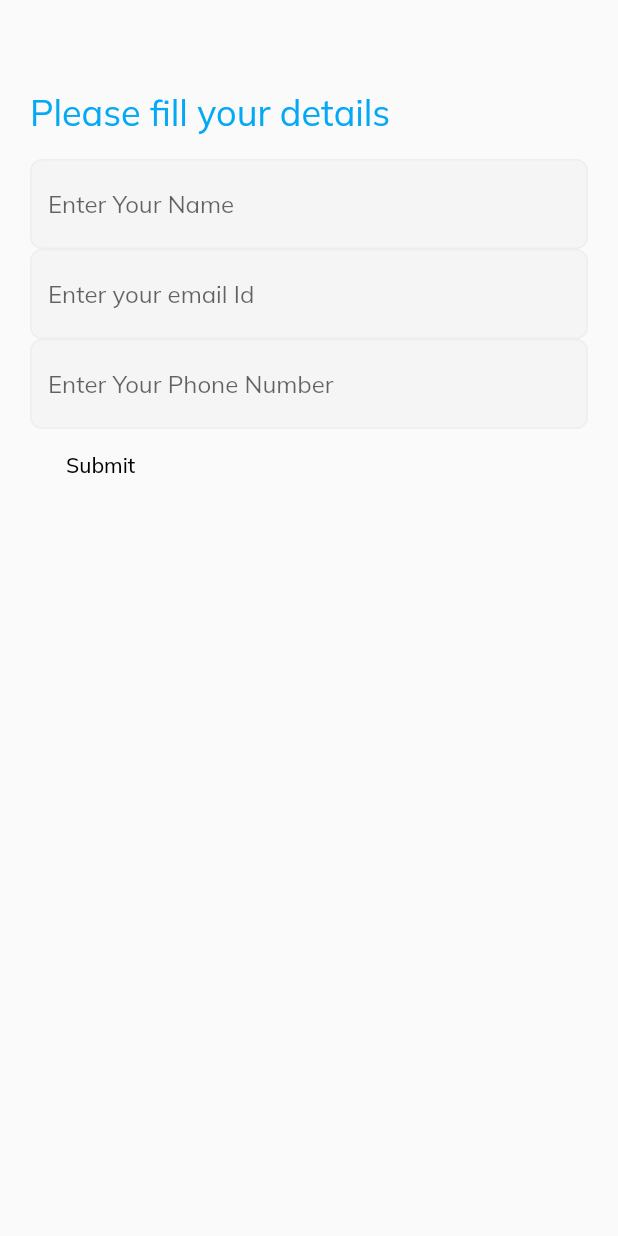
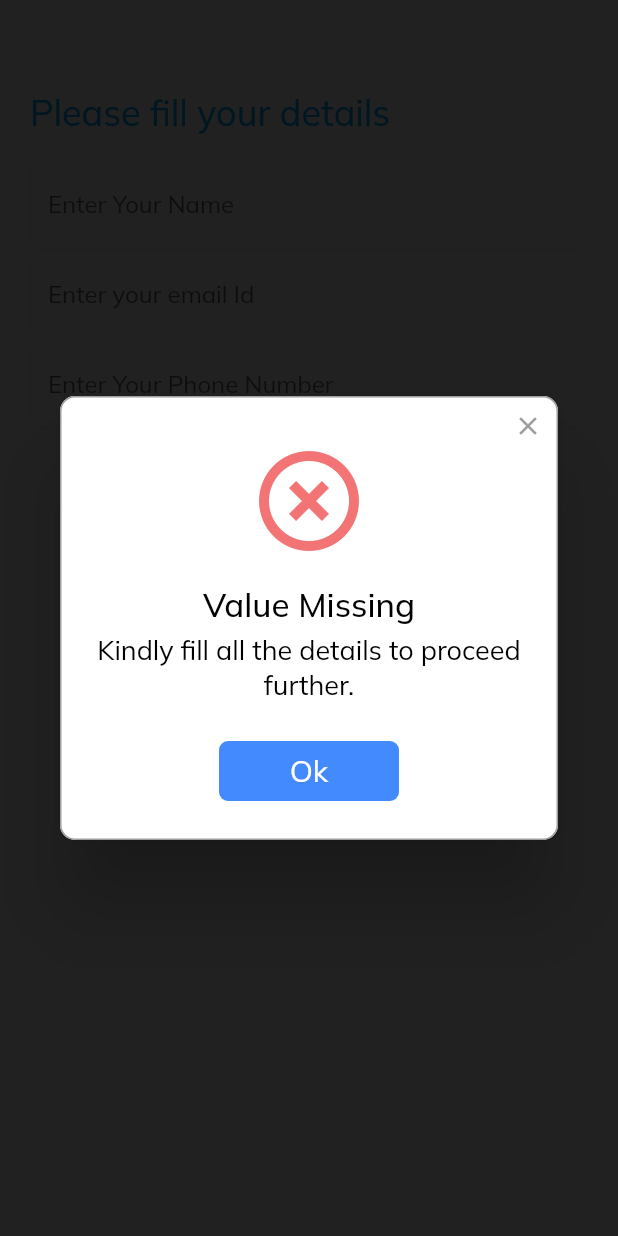
Before and after one commit to Prabhat123456/SmartDoor1, a Flutter app: the Details screen opened directly, after a tap on "Submit", on a phone screen of 412 x 824 dp. Run offline on Flutter 3.47's test engine with Material 2 defaults, Android fonts, the phone set to English and light mode, and no system bars; drawn by our look-alikes of rflutter_alert; our stand-ins replace firebase_auth, flip_card, flutter_blue, google_fonts, introduction_screen, settings_ui and 2 more; accounts and stored records are empty.

Commit message:
Commiting details

```diff
--- a/lib/Details/Details.dart
+++ b/lib/Details/Details.dart
@@ -2,6 +2,7 @@ import 'package:SmartBell/Main/MainScreen.dart';
 import 'package:flutter/material.dart';
 import 'package:shared_preferences/shared_preferences.dart';
 import 'package:intl/intl.dart';
+import 'package:rflutter_alert/rflutter_alert.dart';
 
 class Details extends StatelessWidget {
    List<String> nameList = List<String>();
@@ -79,6 +80,7 @@ class Details extends StatelessWidget {
    var phone = _phoneController.text;
    DateTime now = DateTime.now();
    String formattedDate = DateFormat('yyyy-MM-dd – kk:mm').format(now);
+   if (name.length > 0 && email.length > 0 && phone.length > 0){
 
   nameList = await getNameList();
  if (nameList == null){
@@ -94,6 +96,24 @@ class Details extends StatelessWidget {
     Navigator.push(context, MaterialPageRoute(
                             builder: (context) => MainScreen()
                         ));
+   } else {
+     Alert(
+      context: context,
+      type: AlertType.error,
+      title: "Value Missing",
+      desc: "Kindly fill all the details to proceed further.",
+      buttons: [
+        DialogButton(
+          child: Text(
+            "Ok",
+            style: TextStyle(color: Colors.white, fontSize: 20),
+          ),
+          onPressed: () => Navigator.pop(context),
+          width: 120,
+        )
+      ],
+    ).show();
+   }
 
   },
   child: Text(
```
